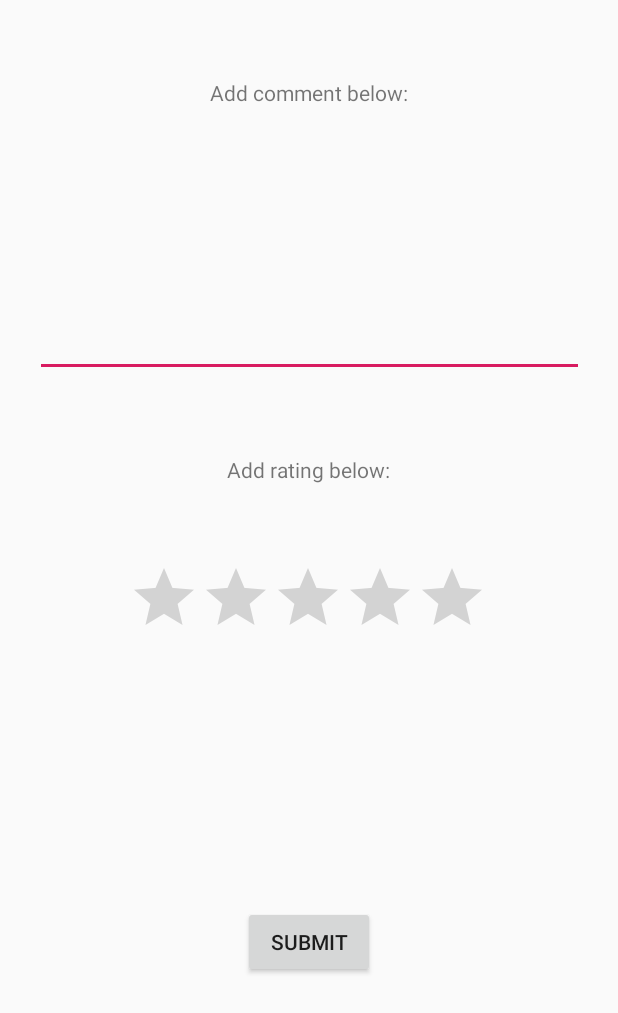
After one commit to ezratl/cs1530, an Android app: the layout content_add_comment.xml on its own in the app's theme, with its tools: preview values and no code run, on a phone screen of 412 x 824 dp. The commit adds this screen. Shown: the top 1013 px of the screen. Run offline under Robolectric (Android 15) with nearby library versions, the phone set to English and light mode, and no system bars.

Commit message:
added ability to add comments

```diff
--- a/android/app/src/main/AndroidManifest.xml
+++ b/android/app/src/main/AndroidManifest.xml
@@ -12,9 +12,15 @@
         android:roundIcon="@mipmap/ic_launcher_round"
         android:supportsRtl="true"
         android:theme="@style/AppTheme">
+        <activity
+            android:name=".add_comment"
+            android:label="@string/title_activity_add_comment"
+            android:theme="@style/AppTheme.NoActionBar"></activity>
+
         <meta-data
             android:name="com.google.android.geo.API_KEY"
             android:value="@string/google_android_map_api_key" />
+
         <activity
             android:name=".Map"
             android:label="@string/title_activity_map"
--- a/android/app/src/main/java/com/example/pottypoll/MainActivity.java
+++ b/android/app/src/main/java/com/example/pottypoll/MainActivity.java
@@ -60,7 +60,7 @@ public class MainActivity extends AppCompatActivity {
 
     public void sendMessage (View view) {
 
-        Intent intent = new Intent(MainActivity.this, Map.class);
+        Intent intent = new Intent(MainActivity.this, add_comment.class);
         startActivity(intent);
 
 
--- a/android/app/src/main/java/com/example/pottypoll/typed_review.java
+++ b/android/app/src/main/java/com/example/pottypoll/add_comment.java
@@ -9,13 +9,17 @@ import androidx.appcompat.app.AppCompatActivity;
 import androidx.appcompat.widget.Toolbar;
 
 import android.view.View;
+import android.widget.Button;
+import android.widget.EditText;
+import android.widget.Toast;
 
-public class typed_review extends AppCompatActivity {
+public class add_comment extends AppCompatActivity {
 
+    EditText comment;
     @Override
     protected void onCreate(Bundle savedInstanceState) {
         super.onCreate(savedInstanceState);
-        setContentView(R.layout.activity_typed_review);
+        setContentView(R.layout.activity_add_comment);
         Toolbar toolbar = findViewById(R.id.toolbar);
         setSupportActionBar(toolbar);
 
@@ -27,6 +31,21 @@ public class typed_review extends AppCompatActivity {
                         .setAction("Action", null).show();
             }
         });
+/*
+        final Button submitButton = findViewById(R.id.comment_submit_button);
+        submitButton.setOnClickListener(new View.OnClickListener() {
+            public void onClick(View v) {
+                comment newComment = new comment();
+            }
+        });
+*/
+    }
+
+    public  void submitComment(View view)
+    {
+
+        //
+
     }
 
 }
--- a/android/app/src/main/res/layout/activity_map.xml
+++ b/android/app/src/main/res/layout/activity_add_comment.xml
@@ -4,7 +4,7 @@
     xmlns:tools="http://schemas.android.com/tools"
     android:layout_width="match_parent"
     android:layout_height="match_parent"
-    tools:context=".Map">
+    tools:context=".add_comment">
 
     <com.google.android.material.appbar.AppBarLayout
         android:layout_width="match_parent"
@@ -20,7 +20,7 @@
 
     </com.google.android.material.appbar.AppBarLayout>
 
-    <include layout="@layout/content_map" />
+    <include layout="@layout/content_add_comment" />
 
     <com.google.android.material.floatingactionbutton.FloatingActionButton
         android:id="@+id/fab"
--- /dev/null
+++ b/android/app/src/main/res/layout/content_add_comment.xml
@@ -0,0 +1,64 @@
+<?xml version="1.0" encoding="utf-8"?>
+<androidx.constraintlayout.widget.ConstraintLayout xmlns:android="http://schemas.android.com/apk/res/android"
+    xmlns:app="http://schemas.android.com/apk/res-auto"
+    xmlns:tools="http://schemas.android.com/tools"
+    android:layout_width="match_parent"
+    android:layout_height="match_parent"
+    app:layout_behavior="@string/appbar_scrolling_view_behavior"
+    tools:context=".add_comment"
+    tools:showIn="@layout/activity_add_comment">
+
+<EditText
+    android:id="@+id/comment_text"
+    android:layout_width="366dp"
+    android:layout_height="128dp"
+    android:layout_marginTop="52dp"
+    android:ems="10"
+    android:gravity="start|top"
+    android:inputType="textMultiLine"
+    app:layout_constraintEnd_toEndOf="parent"
+    app:layout_constraintStart_toStartOf="parent"
+    app:layout_constraintTop_toBottomOf="@+id/comment_add_text" />
+
+<TextView
+    android:id="@+id/comment_add_text"
+    android:layout_width="wrap_content"
+    android:layout_height="wrap_content"
+    android:layout_marginTop="52dp"
+    android:text="Add comment below:"
+    app:layout_constraintEnd_toEndOf="parent"
+    app:layout_constraintStart_toStartOf="parent"
+    app:layout_constraintTop_toTopOf="parent" />
+
+<TextView
+    android:id="@+id/comment_rating_below"
+    android:layout_width="wrap_content"
+    android:layout_height="wrap_content"
+    android:layout_marginTop="52dp"
+    android:text="Add rating below:"
+    app:layout_constraintEnd_toEndOf="parent"
+    app:layout_constraintHorizontal_bias="0.498"
+    app:layout_constraintStart_toStartOf="parent"
+    app:layout_constraintTop_toBottomOf="@+id/comment_text" />
+
+<RatingBar
+    android:id="@+id/comment_rating"
+    android:layout_width="wrap_content"
+    android:layout_height="wrap_content"
+    android:layout_marginTop="52dp"
+    app:layout_constraintEnd_toEndOf="parent"
+    app:layout_constraintHorizontal_bias="0.497"
+    app:layout_constraintStart_toStartOf="parent"
+    app:layout_constraintTop_toBottomOf="@+id/comment_rating_below" />
+
+    <Button
+        android:id="@+id/comment_submit_button"
+        android:layout_width="wrap_content"
+        android:layout_height="wrap_content"
+        android:onClick="submitComment"
+        android:text="Submit"
+        app:layout_constraintBottom_toBottomOf="parent"
+        app:layout_constraintEnd_toEndOf="parent"
+        app:layout_constraintStart_toStartOf="parent"
+        app:layout_constraintTop_toBottomOf="@+id/comment_rating" />
+</androidx.constraintlayout.widget.ConstraintLayout>
--- a/android/app/src/main/res/values/strings.xml
+++ b/android/app/src/main/res/values/strings.xml
@@ -95,4 +95,5 @@
     <string name="action_settings">Settings</string>
     <string name="title_activity_typed_review">typed_review</string>
     <string name="google_android_map_api_key">AIzaSyAwwEE9yTcJ8lmIWDytX0bjhCn4KrGJIWs</string>
+    <string name="title_activity_add_comment">add_comment</string>
 </resources>
```
Also changed, not shown: 1 other file.
